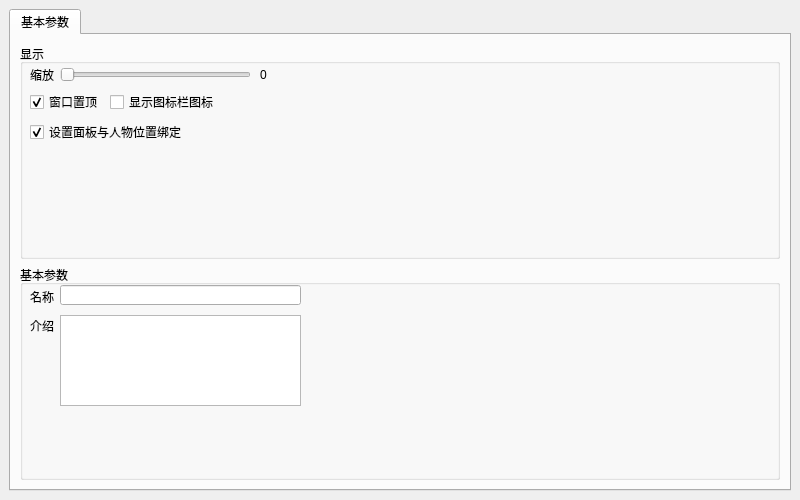
Qt form UI/Setbox.ui (Cardinal-Designer/show) before a commit.
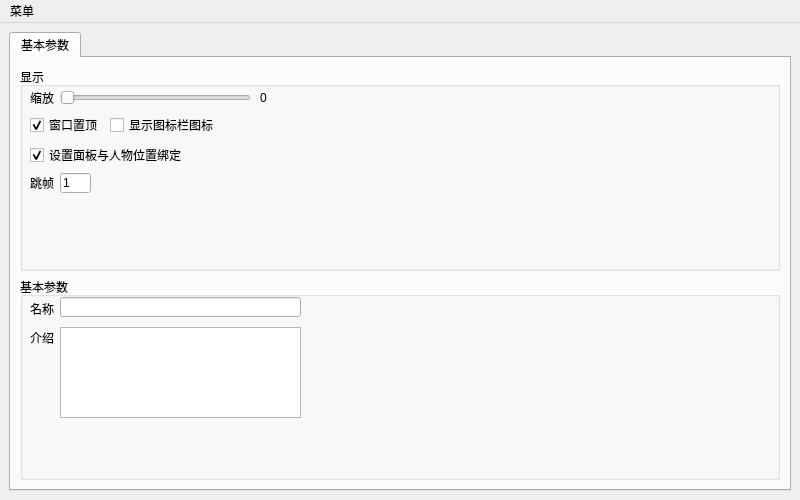
The same form after that commit.

Commit message: 增加跳帧功能

The edit to the form file:
```diff
--- a/UI/Setbox.ui
+++ b/UI/Setbox.ui
@@ -141,6 +141,41 @@
             <bool>true</bool>
            </property>
           </widget>
+          <widget class="QLabel" name="Skip_frame_label">
+           <property name="geometry">
+            <rect>
+             <x>10</x>
+             <y>106</y>
+             <width>31</width>
+             <height>20</height>
+            </rect>
+           </property>
+           <property name="text">
+            <string>跳帧</string>
+           </property>
+          </widget>
+          <widget class="QLineEdit" name="Skip_frame_lineEdit">
+           <property name="geometry">
+            <rect>
+             <x>40</x>
+             <y>106</y>
+             <width>31</width>
+             <height>20</height>
+            </rect>
+           </property>
+           <property name="toolTip">
+            <string>更改单帧休眠时间来跳帧（此处填写的是原fps单帧休眠时间的倍数）（不要得寸进尺）</string>
+           </property>
+           <property name="statusTip">
+            <string/>
+           </property>
+           <property name="text">
+            <string>1</string>
+           </property>
+           <property name="placeholderText">
+            <string/>
+           </property>
+          </widget>
          </widget>
         </item>
         <item>
@@ -217,6 +252,13 @@
      <height>23</height>
     </rect>
    </property>
+   <widget class="QMenu" name="menu">
+    <property name="title">
+     <string>菜单</string>
+    </property>
+    <addaction name="SaveConfig_action"/>
+   </widget>
+   <addaction name="menu"/>
   </widget>
  </widget>
  <resources/>
```
Left out of the diff: 22 changed lines with no effect on the pictures. The commit also changes 4 other files.
